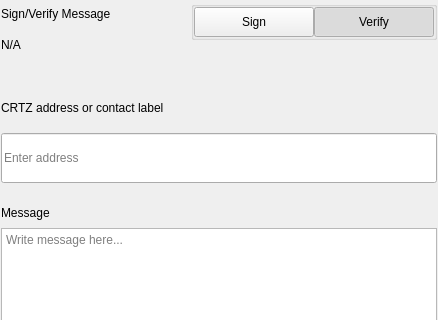
The window that src/qt/pivx/settings/forms/settingssignmessagewidgets.ui (AltcoinBaggins/lil) describes before a commit, drawn with Qt 5; both pictures show x 0 to 438 and y 0 to 320 of the 438 by 579 pixel window.
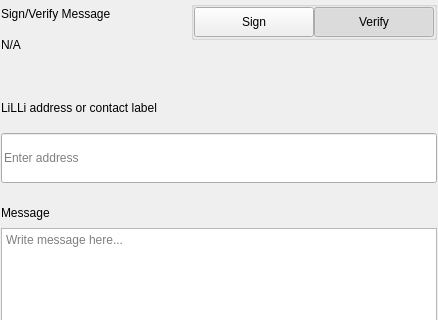
The same window after the commit.

What changed in the file:
```diff
--- a/src/qt/pivx/settings/forms/settingssignmessagewidgets.ui
+++ b/src/qt/pivx/settings/forms/settingssignmessagewidgets.ui
@@ -276,7 +276,7 @@
                </size>
               </property>
               <property name="text">
-               <string>CRTZ address or contact label</string>
+               <string>LiLLi address or contact label</string>
               </property>
              </widget>
             </item>
```
